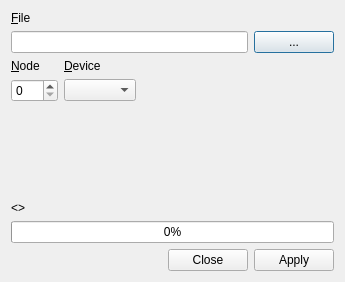
First picture: the form in src/ui/firmware.ui, repository mikessut/CAN-FIX-Utility, before the edit.
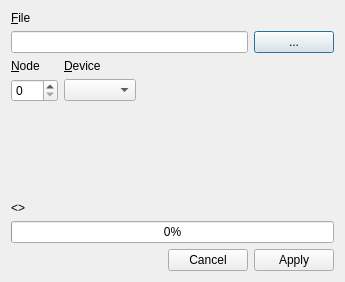
Second picture: the form after the edit.

```diff
--- a/src/ui/firmware.ui
+++ b/src/ui/firmware.ui
@@ -132,7 +132,7 @@
    <item>
     <widget class="QDialogButtonBox" name="buttonBox">
      <property name="standardButtons">
-      <set>QDialogButtonBox::Apply|QDialogButtonBox::Close</set>
+      <set>QDialogButtonBox::Apply|QDialogButtonBox::Cancel</set>
      </property>
     </widget>
    </item>
```
